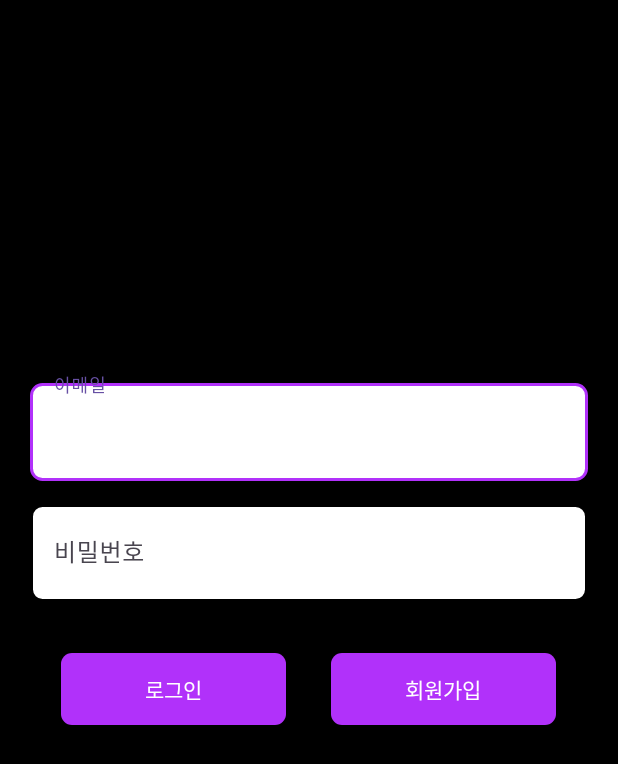
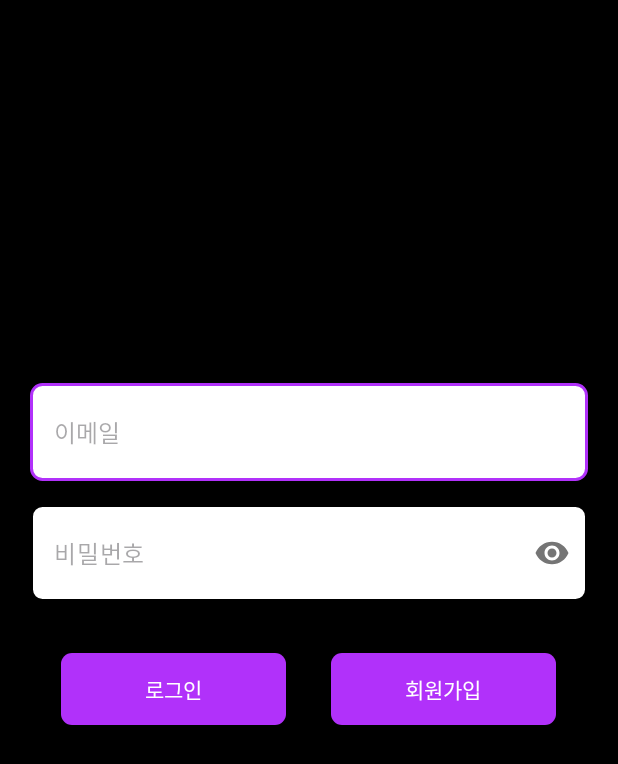
Before and after one commit to khr0923/Roadmap_PR, an Android app: the screen it shows after launch (LogInActivity), on a phone screen of 412 x 824 dp. Shown: the top 764 px of the screen. Run offline under Robolectric (Android 15) with nearby library versions, the phone set to English and light mode, and no system bars; our stand-ins replace Firebase (no records; nobody signed in at launch, a user with empty details on screens opened directly), data binding.

Commit message:
hint 겹침 문제 해결

```diff
--- a/app/src/main/java/com/example/mp_pr/SignUp/SignUpActivity.kt
+++ b/app/src/main/java/com/example/mp_pr/SignUp/SignUpActivity.kt
@@ -33,10 +33,12 @@ class SignUpActivity : AppCompatActivity(){
 
         auth = Firebase.auth
         signUpEmail = findViewById<EditText>(R.id.signup_email)
+        signUpEmail.hint = "이메일"
         signUpPW = findViewById<EditText>(R.id.signup_password)
+        signUpPW.hint = "비밀번호"
         signUpPWCHECK = findViewById<EditText>(R.id.signup_passwordcheck)
+        signUpPWCHECK.hint = "비밀번호 확인"
         signUpBtn = findViewById<Button>(R.id.signUp_button)
-
         emailTextInputLayout = findViewById(R.id.emailTextInputLayout)
         passwordTextInputLayout = findViewById(R.id.passwordTextInputLayout)
         confirmPasswordTextInputLayout = findViewById(R.id.confirmPasswordTextInputLayout)
--- a/app/src/main/java/com/example/mp_pr/login/LogInActivity.kt
+++ b/app/src/main/java/com/example/mp_pr/login/LogInActivity.kt
@@ -48,7 +48,9 @@ class LogInActivity : AppCompatActivity() {
 
         auth = Firebase.auth
         logInEmail = findViewById<EditText>(R.id.edittext_id)
+        logInEmail.setHint("이메일");
         logInPW = findViewById<EditText>(R.id.edittext_password)
+        logInPW.setHint("비밀번호");
         LogInBtn = findViewById<Button>(R.id.SignInButton)
         SignUpButton = findViewById<Button>(R.id.SignUpButton)
 
--- a/app/src/main/res/layout/activity_log_in.xml
+++ b/app/src/main/res/layout/activity_log_in.xml
@@ -29,6 +29,7 @@
             android:orientation="vertical">
 
             <com.google.android.material.textfield.TextInputLayout
+                style="@style/Widget.MaterialComponents.TextInputLayout.OutlinedBox"
                 android:layout_width="match_parent"
                 android:layout_height="wrap_content"
                 android:layout_marginLeft="20dp"
@@ -38,10 +39,8 @@
                     android:id="@+id/edittext_id"
                     android:layout_width="match_parent"
                     android:layout_height="65dp"
-                    android:background="@drawable/edittext"
                     android:fontFamily="@font/npsfont_regular"
-                    android:hint="@string/email"
-                    android:textColorHint="@color/white" />
+                    android:background="@drawable/edittext"/>
             </com.google.android.material.textfield.TextInputLayout>
 
             <com.google.android.material.textfield.TextInputLayout
@@ -49,16 +48,16 @@
                 android:layout_height="wrap_content"
                 android:layout_marginLeft="20dp"
                 android:layout_marginTop="10dp"
-                android:layout_marginRight="20dp">
+                android:layout_marginRight="20dp"
+                app:passwordToggleEnabled="true">
 
                 <EditText
                     android:id="@+id/edittext_password"
+                    android:inputType="textPassword"
                     android:layout_width="match_parent"
                     android:layout_height="65dp"
                     android:background="@drawable/edittext"
-                    android:fontFamily="@font/npsfont_regular"
-                    android:hint="@string/pw"
-                    android:textColorHint="@color/white" />
+                    android:fontFamily="@font/npsfont_regular" />
 
             </com.google.android.material.textfield.TextInputLayout>
 
--- a/build.gradle.kts
+++ b/build.gradle.kts
@@ -2,7 +2,7 @@
 // Top-level build file where you can add configuration options common to all sub-projects/modules.
 
 plugins {
-    id("com.android.application") version "8.1.4" apply false
+    id("com.android.application") version "8.2.0" apply false
     id("org.jetbrains.kotlin.android") version "1.9.0" apply false
     id("com.google.gms.google-services") version "4.4.0" apply false
 }
```
Also changed, not shown: app/src/main/res/layout/activity_sign_up.xml (+4 -4 lines), gradle/wrapper/gradle-wrapper.properties.
